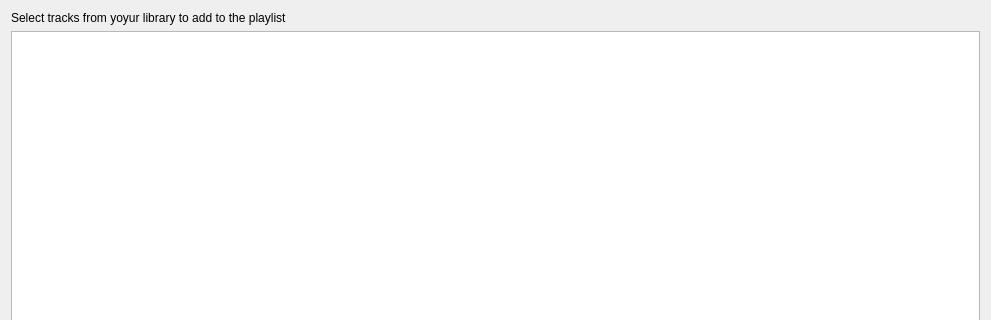
Qt form trackadd.ui (5in4/yonder) before a commit; both pictures show x 0 to 991 and y 0 to 320 of the 991 by 601 pixel window.
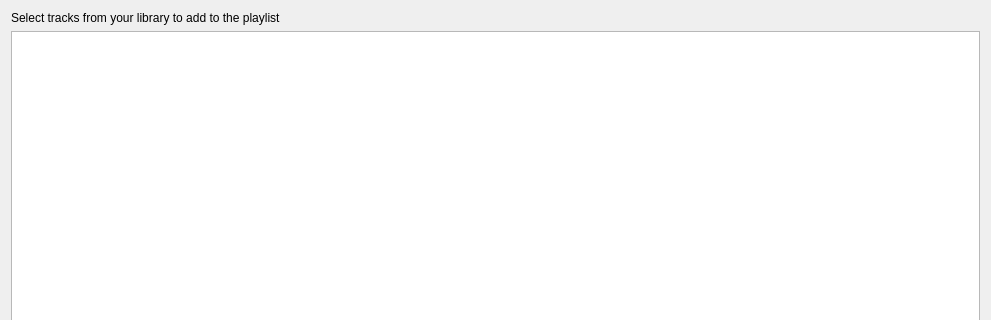
The same form after that commit. Custom widgets are drawn as their Qt base class.

Commit message: model synchronisation with generate view, library filter

What changed in the file:
```diff
--- a/trackadd.ui
+++ b/trackadd.ui
@@ -20,7 +20,7 @@
    <item>
     <widget class="QLabel" name="label">
      <property name="text">
-      <string>Select tracks from yoyur library to add to the playlist</string>
+      <string>Select tracks from your library to add to the playlist</string>
      </property>
     </widget>
    </item>
```
Left out of the diff: 2 changed lines with no effect on the pictures. The commit also changes 14 other files.
